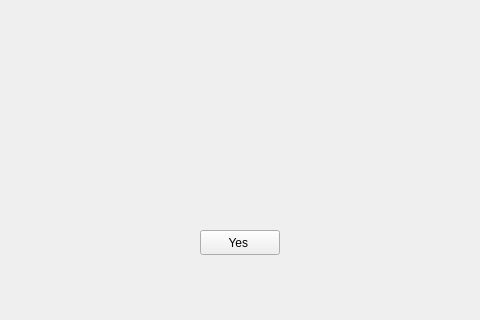
Above: mainwindow.ui from Hall-Andrew/CESDEVICE-3004FinalProject before the change; both pictures show x 120 to 600 and y 0 to 320 of the 800 by 600 pixel window. Below: the same form after it.
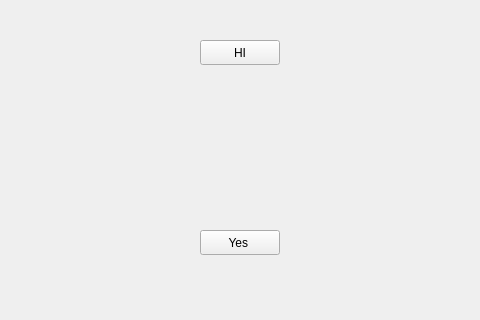
That is the form after the change.

Commit message: Removed Print, Added button

Patch:
```diff
--- a/mainwindow.ui
+++ b/mainwindow.ui
@@ -40,6 +40,19 @@
      <string/>
     </property>
    </widget>
+   <widget class="QPushButton" name="pushButton">
+    <property name="geometry">
+     <rect>
+      <x>320</x>
+      <y>40</y>
+      <width>80</width>
+      <height>25</height>
+     </rect>
+    </property>
+    <property name="text">
+     <string>HI</string>
+    </property>
+   </widget>
   </widget>
   <widget class="QMenuBar" name="menubar">
    <property name="geometry">
```
The commit also changes 2 other files.
